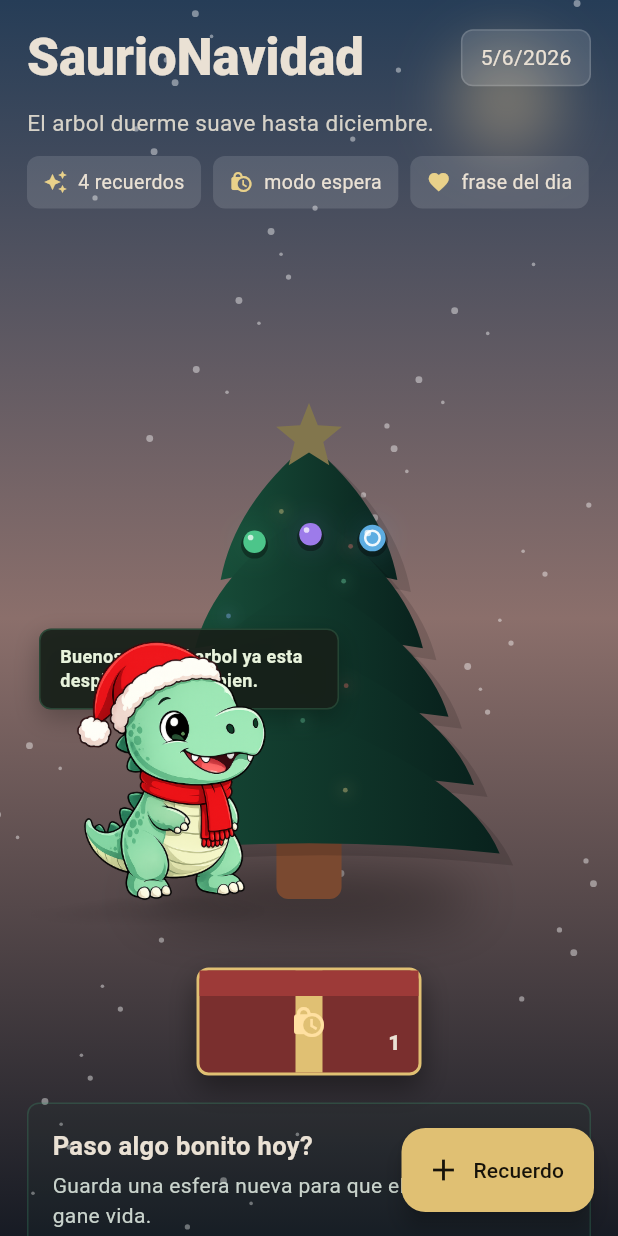
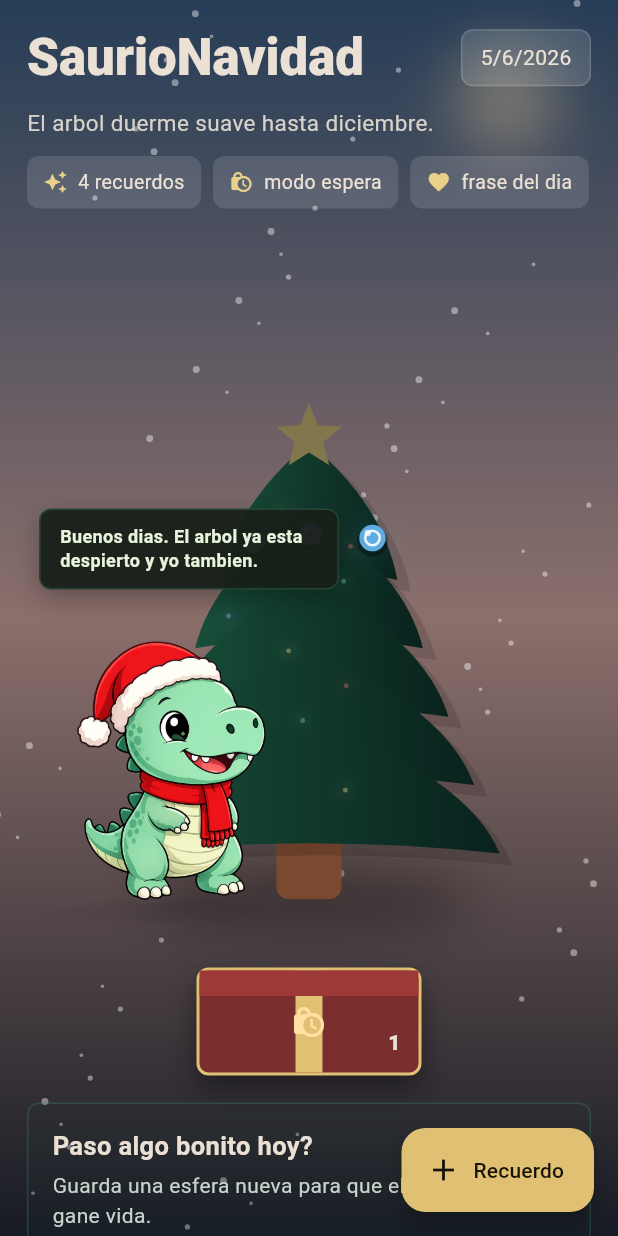
Before and after one commit to Nobody2077/saurio_navidad, a Flutter app: the screen it shows after launch, on a phone screen of 412 x 824 dp. Run offline on Flutter 3.47's test engine with Material 3 defaults, Android fonts, the phone set to English and light mode, and no system bars; drawn by our look-alikes of flutter_animate; our stand-ins replace audioplayers, image_picker, shared_preferences; missing offline and left inert: record.

Commit message:
Se sube la burbuja de texto de Saurio para que no quede tapada por la imagen
Co-Authored-By: Claude Sonnet 4.6 <noreply@anthropic.com>

```diff
--- a/lib/widgets/saurio_companion.dart
+++ b/lib/widgets/saurio_companion.dart
@@ -17,7 +17,7 @@ class SaurioCompanion extends StatelessWidget {
   Widget build(BuildContext context) {
     return SizedBox(
       width: 220,
-      height: 200,
+      height: 280,
       child: Stack(
         children: [
           Positioned(
```
